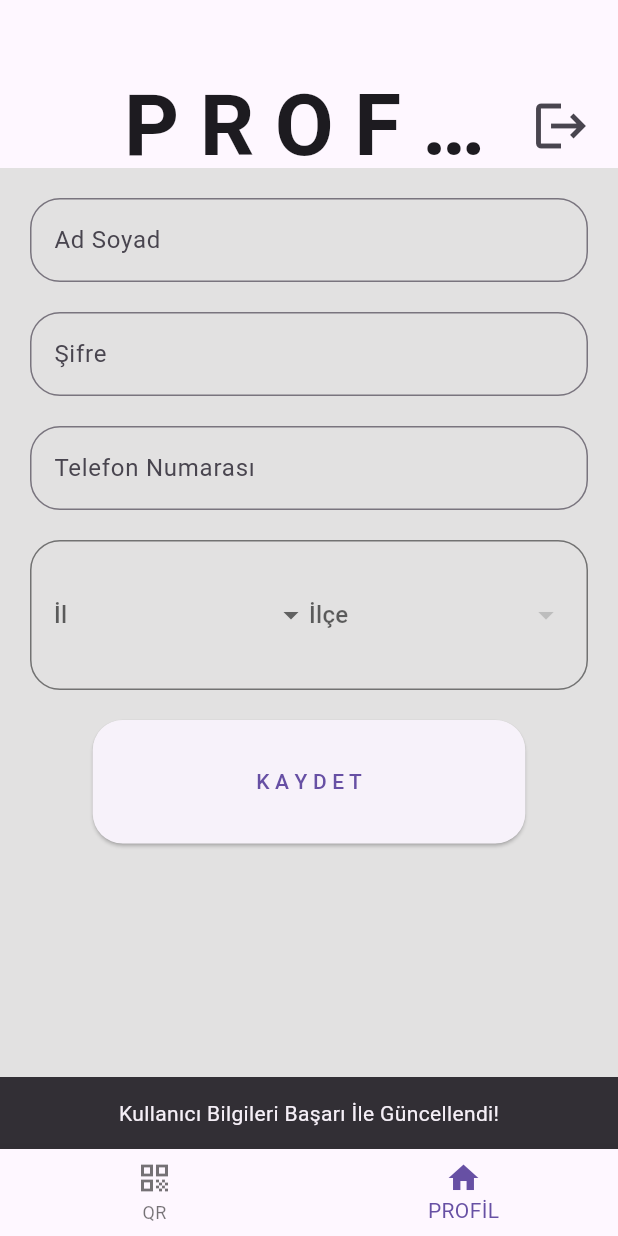
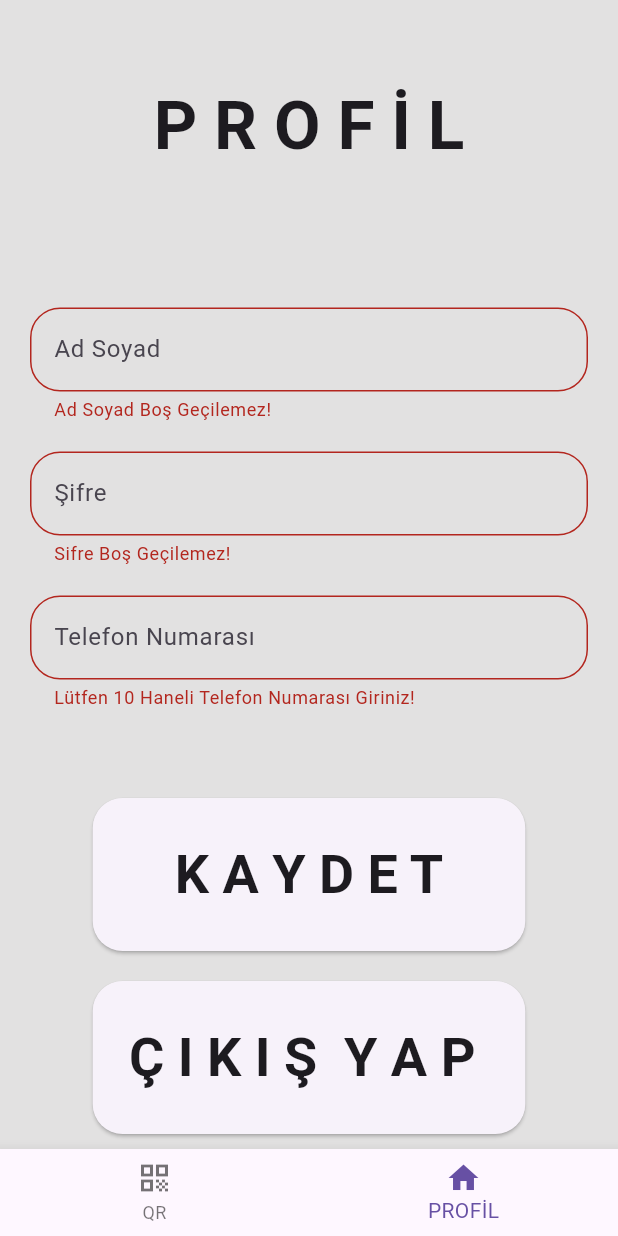
Before and after one commit to yusufulusahin/KumbaraApp, a Flutter app: the HomeScreen screen opened directly with empty values, item 2 of the bottom bar chosen, after a tap on "K A Y D E T", on a phone screen of 412 x 824 dp. Run offline on Flutter 3.47's test engine with Material 3 defaults, Android fonts, the phone set to English and light mode, and no system bars; our stand-ins replace cloud_firestore, firebase_core, shared_preferences; missing offline and left inert: app_set_id, mobile_scanner; accounts and stored records are empty.

Commit message:
Düzenleme

```diff
--- /dev/null
+++ b/lib/component/Colors.dart
@@ -0,0 +1,7 @@
+import 'package:flutter/material.dart';
+
+class UsedColors {
+  Color backgrounColors = const Color.fromARGB(255, 226, 225, 225);
+  Color cameraColors = Colors.black;
+  Color iconColor = Colors.black;
+}
--- a/lib/pages/views/HomeScreen.dart
+++ b/lib/pages/views/HomeScreen.dart
@@ -1,5 +1,6 @@
 import 'package:flutter/material.dart';
 import 'package:flutter/widgets.dart';
+import 'package:testt/component/Colors.dart';
 import 'package:testt/pages/views/QRScreen.dart';
 
 import 'ProfileScreen.dart';
@@ -32,7 +33,9 @@ class _HomeScreenState extends State<HomeScreen> {
   @override
   Widget build(BuildContext context) {
     return Scaffold(
-      appBar: AppBar(),
+      appBar: AppBar(
+        backgroundColor: UsedColors().backgrounColors,
+      ),
       body: PageView(
         controller: _pageController,
         onPageChanged: (value) {
--- a/lib/pages/views/LoginScreen.dart
+++ b/lib/pages/views/LoginScreen.dart
@@ -3,6 +3,7 @@ import 'package:cloud_firestore/cloud_firestore.dart';
 import 'package:flutter/material.dart';
 import 'package:flutter/services.dart';
 import 'package:shared_preferences/shared_preferences.dart';
+import 'package:testt/component/Colors.dart';
 import 'package:testt/component/CustomSnackBar.dart';
 import 'package:testt/pages/views/HomeScreen.dart';
 import 'package:testt/pages/views/Sign%C4%B0nScreen.dart';
@@ -85,7 +86,7 @@ class _LoginScreenState extends State<LoginScreen> {
   @override
   Widget build(BuildContext context) {
     return Scaffold(
-      backgroundColor: const Color.fromARGB(255, 226, 225, 225),
+      backgroundColor: UsedColors().backgrounColors,
       body: GestureDetector(
         onTap: () {
           FocusScope.of(context).unfocus();
--- a/lib/pages/views/ProfileScreen.dart
+++ b/lib/pages/views/ProfileScreen.dart
@@ -4,6 +4,7 @@ import 'package:cloud_firestore/cloud_firestore.dart';
 import 'package:flutter/material.dart';
 import 'package:flutter/services.dart';
 import 'package:shared_preferences/shared_preferences.dart';
+import 'package:testt/component/Colors.dart';
 import 'package:testt/component/CustomSnackBar.dart';
 import 'package:testt/pages/views/LoginScreen.dart';
 
@@ -20,16 +21,12 @@ class ProfileScreen extends StatefulWidget {
 
 TextEditingController adSoyadController = TextEditingController();
 TextEditingController telnoController = TextEditingController();
-TextEditingController konumilController = TextEditingController();
-TextEditingController konumilceController = TextEditingController();
+
 TextEditingController sifreController = TextEditingController();
 
 class _ProfileScreenState extends State<ProfileScreen> {
   String? cihazid;
   final formKey = GlobalKey<FormState>();
-  String? secileIl;
-  String? secilenIlce;
-  List<Ililce> ililceList = [];
 
   Future<Users?> _getData(String telNo) async {
     try {
@@ -50,8 +47,7 @@ class _ProfileScreenState extends State<ProfileScreen> {
 
         adSoyadController.text = user.adSoyad;
         telnoController.text = user.telNo;
-        konumilController.text = user.il;
-        konumilceController.text = user.ilce;
+
         sifreController.text = user.sifre;
 
         cihazid = user.cihazid;
@@ -62,51 +58,17 @@ class _ProfileScreenState extends State<ProfileScreen> {
       } else {
         return null;
       }
-      // Return the Users object
     } catch (e) {
       print('Bilgi Alırken Bir Sorun Oluştu');
     }
     return null;
   }
 
-  List<String> get ilceler {
-    if (secileIl != null) {
-      return ililceList.firstWhere((city) => city.il == secileIl).ilceleri!;
-    } else {
-      return [];
-    }
-  }
-
-  Future<void> loadililceData() async {
-    String jsondata = await rootBundle.loadString('json/il-ilce.json');
-    List<dynamic> jsonList = json.decode(jsondata);
-    setState(() {
-      ililceList = jsonList.map((json) => Ililce.fromJson(json)).toList();
-    });
-  }
-
   @override
   void initState() {
-    loadililceData();
     _getData(widget.phonenumber);
 
     super.initState();
-  }
-
-  String? ililcefark(String a) {
-    if (a == konumilController) {
-      return konumilController.text;
-    } else {
-      return a;
-    }
-  }
-
-  String? ilcefark(String a) {
-    if (a == konumilceController.text) {
-      return konumilceController.text;
-    } else {
-      return a;
-    }
   }
 
   Future<void> updateUser(String cihazid) async {
@@ -117,8 +79,6 @@ class _ProfileScreenState extends State<ProfileScreen> {
       await userRef.update({
         'tamAd': adSoyadController.text,
         'telNo': telnoController.text,
-        'il': konumilController.text,
-        'ilce': konumilceController.text!,
         'sifre': sifreController.text,
       });
       showCustomSnackBar(
@@ -145,45 +105,30 @@ class _ProfileScreenState extends State<ProfileScreen> {
 
   @override
   Widget build(BuildContext context) {
-    print(widget.phonenumber);
     return Scaffold(
-      backgroundColor: const Color.fromARGB(255, 226, 225, 225),
+      extendBodyBehindAppBar: true,
+      backgroundColor: UsedColors().backgrounColors,
       appBar: AppBar(
-          title: Padding(
-            padding: const EdgeInsets.only(left: 60.0),
-            child: Center(
+        backgroundColor: Colors.transparent,
+        title: Center(
           child: Text('P R O F İ L',
               textAlign: TextAlign.center,
               style: Theme.of(context)
                   .textTheme
-                      .displayLarge!
+                  .displayMedium!
                   .copyWith(fontWeight: FontWeight.bold)),
         ),
       ),
-          actions: [
-            Padding(
-              padding: const EdgeInsets.only(bottom: 10, right: 10.0),
-              child: IconButton(
-                  onPressed: _logout,
-                  icon: const Icon(
-                    Icons.logout,
-                    size: 40,
-                  )),
-            ),
-          ]),
-      body: Column(
-        children: [
-          GestureDetector(
-            onTap: () {
-              FocusScope.of(context).unfocus();
-            },
-            child: Padding(
-              padding: const EdgeInsets.only(top: 20.0),
-              child: Expanded(
-                flex: 5,
+      body: Padding(
+        padding: const EdgeInsets.only(top: 100.0),
         child: Form(
           key: formKey,
           child: Column(
+            children: [
+              Expanded(
+                flex: 3,
+                child: Column(
+                  mainAxisAlignment: MainAxisAlignment.center,
                   children: [
                     Padding(
                       padding: const EdgeInsets.only(
@@ -258,76 +203,13 @@ class _ProfileScreenState extends State<ProfileScreen> {
                                     BorderRadius.all(Radius.circular(20)))),
                       ),
                     ),
-                      // İL VE İLÇE BÖLÜMÜ
-                      Padding(
-                        padding: const EdgeInsets.all(20.0),
-                        child: Container(
-                          height: 100,
-                          decoration: BoxDecoration(
-                              borderRadius:
-                                  const BorderRadius.all(Radius.circular(20)),
-                              border: Border.all(
-                                  color: const Color.fromARGB(
-                                      255, 114, 114, 114))),
-                          child: Padding(
-                            padding: const EdgeInsets.all(15.0),
-                            child: Row(
-                              mainAxisAlignment: MainAxisAlignment.center,
-                              children: [
-                                Expanded(
-                                  child: DropdownButtonFormField(
-                                    decoration: const InputDecoration(
-                                        border: InputBorder.none),
-                                    validator: (value) => value == null
-                                        ? 'Alanı Boş Bırakmayınız!'
-                                        : null,
-                                    hint: Text(secileIl ?? 'İl'),
-                                    items: ililceList
-                                        .map<DropdownMenuItem<String>>(
-                                            (Ililce city) {
-                                      return DropdownMenuItem(
-                                        value: city.il,
-                                        child: Text(city.il!),
-                                      );
-                                    }).toList(),
-                                    onChanged: (String? value) {
-                                      setState(() {
-                                        secileIl = value;
-                                        secilenIlce = null;
-                                      });
-                                    },
+                  ],
                 ),
               ),
               Expanded(
-                                  child: DropdownButtonFormField(
-                                    decoration: const InputDecoration(
-                                        border: InputBorder.none),
-                                    validator: (value) => value == null
-                                        ? 'Alanı Boş Bırakmayınız!'
-                                        : null,
-                                    hint: Text(secilenIlce ?? 'İlçe'),
-                                    items: ilceler
-                                        .map<DropdownMenuItem<String>>(
-                                            (String ilce) {
-                                      return DropdownMenuItem(
-                                        value: ilce,
-                                        child: Text(ilce),
-                                      );
-                                    }).toList(),
-                                    onChanged: (String? value) {
-                                      setState(() {
-                                        secilenIlce = value;
-                                        print("$secileIl,$secilenIlce");
-                                      });
-                                    },
-                                  ),
-                                ),
-                              ],
-                            ),
-                          ),
-                        ),
-                      ),
-                      SizedBox(
+                child: Padding(
+                  padding: const EdgeInsets.symmetric(vertical: 10.0),
+                  child: SizedBox(
                     height: MediaQuery.of(context).size.height * 0.1,
                     width: MediaQuery.of(context).size.width * 0.7,
                     child: ElevatedButton(
@@ -337,18 +219,49 @@ class _ProfileScreenState extends State<ProfileScreen> {
                                     borderRadius: BorderRadius.all(
                                         Radius.circular(20))))),
                         onPressed: () {
+                          if (formKey.currentState!.validate()) {
                             updateUser(cihazid!);
+                          }
                         },
-                            child: const Text('K A Y D E T')),
+                        child: Text(
+                          'K A Y D E T',
+                          style: Theme.of(context)
+                              .textTheme
+                              .displaySmall!
+                              .copyWith(fontWeight: FontWeight.bold),
+                        )),
+                  ),
+                ),
+              ),
+              Expanded(
+                child: Padding(
+                  padding: const EdgeInsets.symmetric(vertical: 10),
+                  child: SizedBox(
+                    height: MediaQuery.of(context).size.height * 0.1,
+                    width: MediaQuery.of(context).size.width * 0.7,
+                    child: ElevatedButton(
+                        style: const ButtonStyle(
+                            shape: WidgetStatePropertyAll(
+                                RoundedRectangleBorder(
+                                    borderRadius: BorderRadius.all(
+                                        Radius.circular(20))))),
+                        onPressed: () {
+                          _logout();
+                        },
+                        child: Text(
+                          'Ç I K I Ş  Y A P ',
+                          style: Theme.of(context)
+                              .textTheme
+                              .displaySmall!
+                              .copyWith(fontWeight: FontWeight.bold),
+                        )),
+                  ),
+                ),
               )
             ],
           ),
         ),
       ),
-            ),
-          ),
-        ],
-      ),
     );
   }
 }
--- a/lib/pages/views/QRScreen.dart
+++ b/lib/pages/views/QRScreen.dart
@@ -1,6 +1,7 @@
 import 'package:cloud_firestore/cloud_firestore.dart';
 import 'package:flutter/material.dart';
 import 'package:mobile_scanner/mobile_scanner.dart';
+import 'package:testt/component/Colors.dart';
 import 'package:testt/component/CustomSnackBar.dart';
 import '../../component/CustomBottomSheet.dart';
 import 'ResultScreen.dart';
@@ -101,8 +102,9 @@ class _QrscreenState extends State<Qrscreen> {
   @override
   Widget build(BuildContext context) {
     return Scaffold(
-      backgroundColor: Colors.black.withOpacity(0.5),
+      backgroundColor: UsedColors().backgrounColors,
       appBar: AppBar(
+        backgroundColor: UsedColors().backgrounColors,
         title: const Padding(
           padding: EdgeInsets.only(bottom: 20),
           child: Text(
@@ -117,6 +119,8 @@ class _QrscreenState extends State<Qrscreen> {
           Expanded(
             flex: 3,
             child: Center(
+              child: ClipRRect(
+                borderRadius: const BorderRadius.all(Radius.circular(20)),
                 child: SizedBox(
                     height: MediaQuery.of(context).size.height * 0.4,
                     width: MediaQuery.of(context).size.width * 0.9,
@@ -124,7 +128,10 @@ class _QrscreenState extends State<Qrscreen> {
                         ? MobileScanner(
                             controller: scannerController, onDetect: _onDetect)
                         : Container(
-                          color: Colors.black,
+                            decoration: BoxDecoration(
+                                color: UsedColors().cameraColors,
+                                borderRadius: const BorderRadius.all(
+                                    Radius.circular(20))),
                             child: const Center(
                                 child: Text(
                               'Kamera Kapalı!',
@@ -134,6 +141,7 @@ class _QrscreenState extends State<Qrscreen> {
                                   fontWeight: FontWeight.bold),
                             )),
                           )),
+              ),
             ),
           ),
           Expanded(
```
Lines whose indentation alone changed are shown as unchanged.
